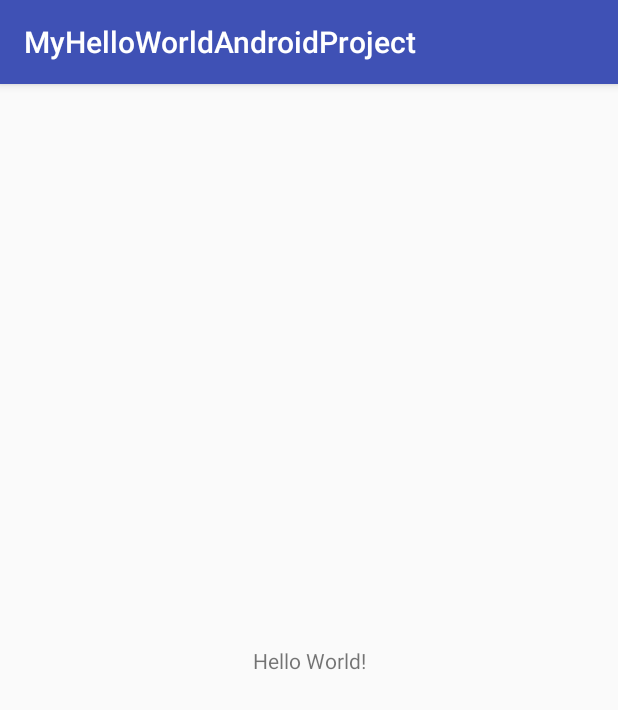
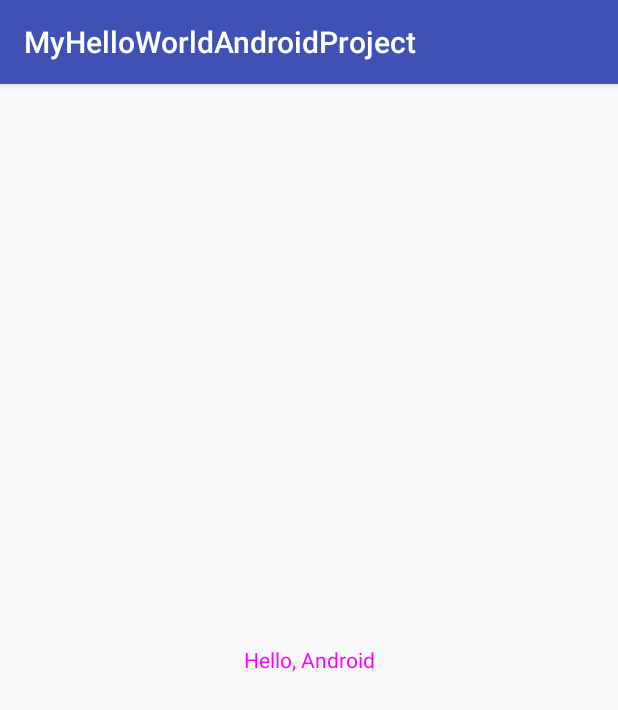
Before and after one commit to 7sco/AndroidFirstApp, an Android app: the screen it shows after launch (MainActivity), on a phone screen of 412 x 824 dp. Shown: the top 710 px of the screen. Run offline under Robolectric (Android 15) with nearby library versions, the phone set to English and light mode, and no system bars.

```diff
--- a/app/src/main/java/nyc/c4q/myhelloworldandroidproject/MainActivity.java
+++ b/app/src/main/java/nyc/c4q/myhelloworldandroidproject/MainActivity.java
@@ -2,12 +2,65 @@ package nyc.c4q.myhelloworldandroidproject;
 
 import android.support.v7.app.AppCompatActivity;
 import android.os.Bundle;
+import android.util.Log;
+
 
 public class MainActivity extends AppCompatActivity {
+
+
+    private static final String TAG = "MainActivity";
 
     @Override
     protected void onCreate(Bundle savedInstanceState) {
         super.onCreate(savedInstanceState);
         setContentView(R.layout.activity_main);
+
+
+        Log.d(TAG, " running code in the onCreate() method " );
+    }
+
+
+    @Override
+    protected void onStart() {
+        super.onStart();
+
+
+        Log.d(TAG, " running code in the onStart() method " );
+
+
+    }
+
+
+    @Override
+    protected void onResume() {
+        super.onResume();
+
+        Log.d(TAG, " running code in the onResume() method " );
+
+    }
+
+
+    @Override
+    protected void onPause() {
+        super.onPause();
+        Log.d(TAG, " running code in the onPause() method " );
+
+    }
+
+    @Override
+    protected void onStop() {
+        super.onStop();
+        Log.d(TAG, " running code in the onStop() method " );
+
+        onDestroy();
+    }
+
+
+    @Override
+    protected void onDestroy() {
+        super.onDestroy();
+        Log.d(TAG, " running code in the onDestroy() method " );
+
+
     }
 }
--- a/app/src/main/res/layout/activity_main.xml
+++ b/app/src/main/res/layout/activity_main.xml
@@ -1,18 +1,25 @@
 <?xml version="1.0" encoding="utf-8"?>
-<android.support.constraint.ConstraintLayout xmlns:android="http://schemas.android.com/apk/res/android"
+<LinearLayout xmlns:android="http://schemas.android.com/apk/res/android"
     xmlns:app="http://schemas.android.com/apk/res-auto"
     xmlns:tools="http://schemas.android.com/tools"
     android:layout_width="match_parent"
     android:layout_height="match_parent"
+    android:gravity="center_vertical"
     tools:context="nyc.c4q.myhelloworldandroidproject.MainActivity">
 
     <TextView
-        android:layout_width="wrap_content"
+        android:layout_width="match_parent"
         android:layout_height="wrap_content"
-        android:text="Hello World!"
+        android:text="Hello, Android"
         app:layout_constraintBottom_toBottomOf="parent"
         app:layout_constraintLeft_toLeftOf="parent"
         app:layout_constraintRight_toRightOf="parent"
-        app:layout_constraintTop_toTopOf="parent" />
+        app:layout_constraintTop_toTopOf="parent"
+        android:textColor="#ff00ff"
+        android:layout_gravity="center"
+        android:gravity="center"
 
-</android.support.constraint.ConstraintLayout>
+
+        />
+
+</LinearLayout>
```
Also changed, not shown: 1 other file.
